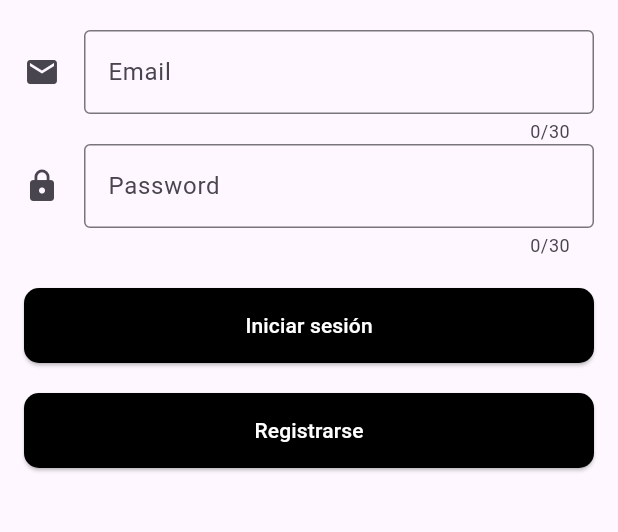
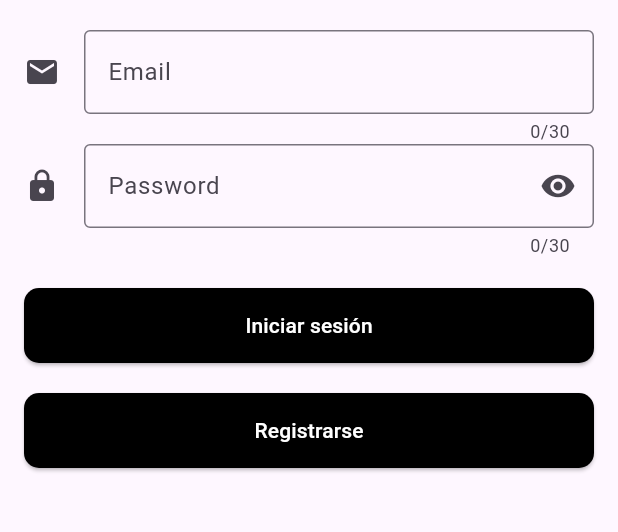
Before and after one commit to DJoseRodriguezM/Tarea_2_IS-513, a Flutter app: the screen it shows after launch, on a phone screen of 412 x 824 dp, the part 288-820 px from its top. Run offline on Flutter 3.47's test engine with Material 3 defaults, Android fonts, the phone set to English and light mode, and no system bars.

Commit message:
mejorar login

```diff
--- a/pantalla_autentificacion/lib/login_page.dart
+++ b/pantalla_autentificacion/lib/login_page.dart
@@ -1,13 +1,20 @@
 import 'package:flutter/material.dart';
 import 'package:pantalla_autentificacion/my_routes.dart';
-class LoginPage extends StatelessWidget {
-  LoginPage({super.key});
 
+class LoginPage extends StatefulWidget {
+   const LoginPage({required key}) : super(key: key);
+
+  @override
+  LoginPageState createState() => LoginPageState();
+}
+
+class LoginPageState extends State<LoginPage> {
   final emailController = TextEditingController();
   final passwordController = TextEditingController();
+  bool isPasswordVisible = false;
 
   @override
-  Widget build(BuildContext context){
+  Widget build(BuildContext context) {
     return Scaffold(
       appBar: AppBar(
         title: const Text('Login'),
@@ -34,17 +41,26 @@ class LoginPage extends StatelessWidget {
                   border: OutlineInputBorder(),
                 ),
               ),
-
               TextField(
                 controller: passwordController,
                 maxLength: 30,
                 keyboardType: TextInputType.text,
-              decoration: const InputDecoration(
-                label: Text('Password'),
-                icon: Icon(Icons.lock),
-                border: OutlineInputBorder(),
+                decoration: InputDecoration(
+                  label: const Text('Password'),
+                  icon: const Icon(Icons.lock),
+                  border: const OutlineInputBorder(),
+                  suffixIcon: IconButton(
+                    icon: Icon(
+                      isPasswordVisible ? Icons.visibility_off : Icons.visibility,
                     ),
-              obscureText: true,
+                    onPressed: () {
+                      setState(() {
+                        isPasswordVisible = !isPasswordVisible;
+                      });
+                    },
+                  ),
+                ),
+                obscureText: !isPasswordVisible,
               ),
               const SizedBox(height: 20),
               ElevatedButton(
@@ -60,8 +76,9 @@ class LoginPage extends StatelessWidget {
                   String email = emailController.text;
                   String password = passwordController.text;
 
-                if ((email == 'dj.rodriguez@unah.hn' && password == '20222000953') || (email == 'cpenap@unah.hn' && password == '20222001004')) {
-                  Navigator.pushNamed(context, MyRoutes.start.name);
+                  if ((email == 'dj.rodriguez@unah.hn' && password == '20222000953') ||
+                      (email == 'cpenap@unah.hn' && password == '20222001004')) {
+                    Navigator.pushReplacementNamed(context, MyRoutes.start.name);
                   } else {
                     showDialog(
                       context: context,
@@ -82,7 +99,6 @@ class LoginPage extends StatelessWidget {
                 },
                 child: const Text('Iniciar sesión'),
               ),
-
               const SizedBox(height: 20),
               ElevatedButton(
                 style: ElevatedButton.styleFrom(
@@ -101,7 +117,7 @@ class LoginPage extends StatelessWidget {
             ],
           ),
         ),
-      )
+      ),
     );
   }
 }
--- a/pantalla_autentificacion/lib/my_router.dart
+++ b/pantalla_autentificacion/lib/my_router.dart
@@ -5,7 +5,7 @@ import 'package:pantalla_autentificacion/my_routes.dart';
 import 'package:pantalla_autentificacion/start_page.dart';
 
 final Map<String, Widget Function(BuildContext)> routes = {
-  MyRoutes.login.name: (context) => LoginPage(),
+  MyRoutes.login.name: (context) => const LoginPage(key: Key('LoginPageState')),
   MyRoutes.register.name: (context) => RegisterPage(),
-  MyRoutes.start.name: (context) => StartPage(),
+  MyRoutes.start.name: (context) => const StartPage(),
 };
```
Lines whose indentation alone changed are shown as unchanged.
